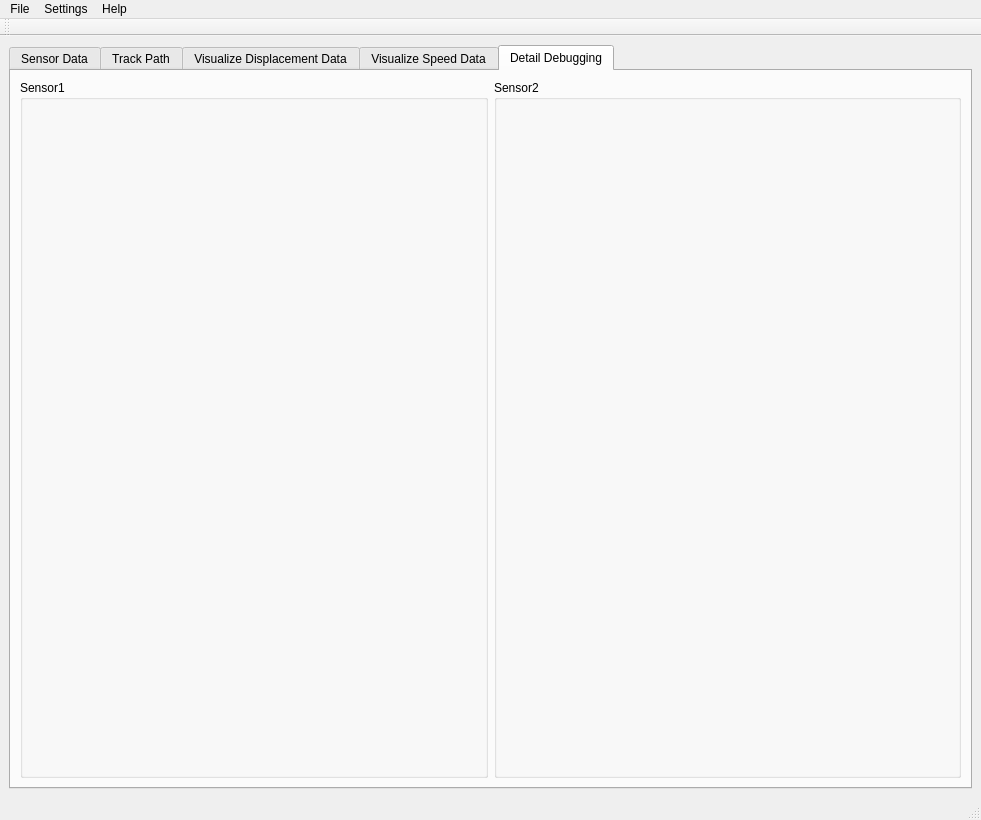
Qt form src/nxt_qt/ui/mousemonitor_window.ui (Smart-Minotaur/nxt_minotaur) before a commit.
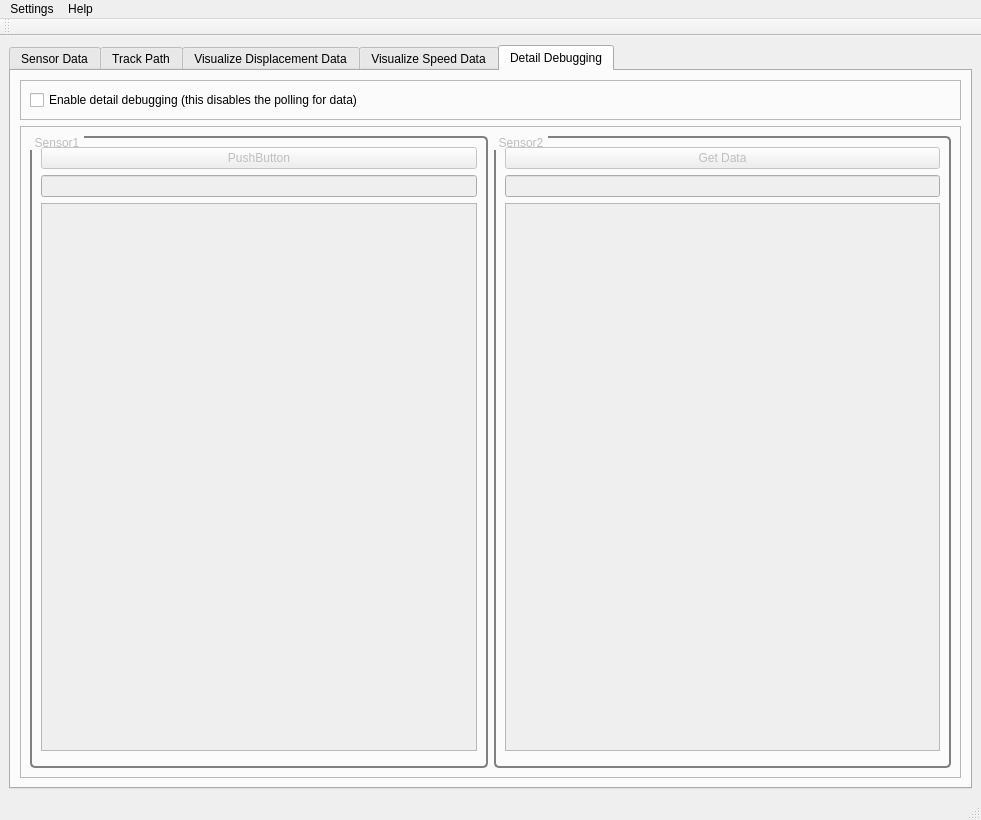
The same form after that commit. The open tabs and pages were chosen to show the change. Icons and pictures are not drawn. Custom widgets are drawn as their Qt base class.

Diff of the .ui file:
```diff
--- a/src/nxt_qt/ui/mousemonitor_window.ui
+++ b/src/nxt_qt/ui/mousemonitor_window.ui
@@ -675,19 +675,131 @@
        <attribute name="title">
         <string>Detail Debugging</string>
        </attribute>
-       <layout class="QHBoxLayout" name="horizontalLayout_8">
+       <layout class="QVBoxLayout" name="verticalLayout_15">
         <item>
-         <widget class="QGroupBox" name="groupBox_7">
-          <property name="title">
-           <string>Sensor1</string>
+         <widget class="QFrame" name="detailDebuggingEnableFrame">
+          <property name="enabled">
+           <bool>true</bool>
           </property>
+          <property name="autoFillBackground">
+           <bool>false</bool>
+          </property>
+          <property name="frameShape">
+           <enum>QFrame::StyledPanel</enum>
+          </property>
+          <property name="frameShadow">
+           <enum>QFrame::Sunken</enum>
+          </property>
+          <property name="lineWidth">
+           <number>4</number>
+          </property>
+          <property name="midLineWidth">
+           <number>4</number>
+          </property>
+          <layout class="QHBoxLayout" name="horizontalLayout_12">
+           <item>
+            <widget class="QCheckBox" name="checkBox">
+             <property name="text">
+              <string>Enable detail debugging (this disables the polling for data)</string>
+             </property>
+            </widget>
+           </item>
+          </layout>
          </widget>
         </item>
         <item>
-         <widget class="QGroupBox" name="groupBox_6">
-          <property name="title">
-           <string>Sensor2</string>
+         <widget class="QFrame" name="detailDebugginFrame">
+          <property name="enabled">
+           <bool>false</bool>
           </property>
+          <property name="frameShape">
+           <enum>QFrame::StyledPanel</enum>
+          </property>
+          <property name="frameShadow">
+           <enum>QFrame::Raised</enum>
+          </property>
+          <layout class="QVBoxLayout" name="verticalLayout_16">
+           <item>
+            <layout class="QHBoxLayout" name="horizontalLayout_10">
+             <item>
+              <widget class="QGroupBox" name="groupBox_7">
+               <property name="styleSheet">
+                <string notr="true">QGroupBox {
+     border: 2px solid gray;
+     border-radius: 5px;
+     margin-top: 1ex;
+}
+
+QGroupBox::title {
+     subcontrol-origin: margin;
+     subcontrol-position: top left;
+     padding: 0 3px;
+ }</string>
+               </property>
+               <property name="title">
+                <string>Sensor1</string>
+               </property>
+               <layout class="QVBoxLayout" name="verticalLayout_9">
+                <item>
+                 <widget class="QPushButton" name="pushButton">
+                  <property name="text">
+                   <string>PushButton</string>
+                  </property>
+                 </widget>
+                </item>
+                <item>
+                 <widget class="QLineEdit" name="lineEdit"/>
+                </item>
+                <item>
+                 <widget class="QTableWidget" name="tableWidget"/>
+                </item>
+                <item>
+                 <widget class="QwtPlot" name="qwtPlot"/>
+                </item>
+               </layout>
+              </widget>
+             </item>
+             <item>
+              <widget class="QGroupBox" name="groupBox_6">
+               <property name="styleSheet">
+                <string notr="true">QGroupBox {
+     border: 2px solid gray;
+     border-radius: 5px;
+     margin-top: 1ex;
+}
+
+QGroupBox::title {
+     subcontrol-origin: margin;
+     subcontrol-position: top left;
+     padding: 0 3px;
+ }</string>
+               </property>
+               <property name="title">
+                <string>Sensor2</string>
+               </property>
+               <layout class="QVBoxLayout" name="verticalLayout_14">
+                <item>
+                 <widget class="QPushButton" name="pushButton_2">
+                  <property name="text">
+                   <string>Get Data</string>
+                  </property>
+                 </widget>
+                </item>
+                <item>
+                 <widget class="QLineEdit" name="lineEdit_2"/>
+                </item>
+                <item>
+                 <widget class="QTableWidget" name="tableWidget_2"/>
+                </item>
+                <item>
+                 <widget class="QwtPlot" name="qwtPlot_2"/>
+                </item>
+               </layout>
+              </widget>
+             </item>
+            </layout>
+           </item>
+          </layout>
          </widget>
         </item>
        </layout>
@@ -705,11 +817,6 @@
      <height>25</height>
     </rect>
    </property>
-   <widget class="QMenu" name="menuFile">
-    <property name="title">
-     <string>File</string>
-    </property>
-   </widget>
    <widget class="QMenu" name="menuSettings">
     <property name="title">
      <string>Settings</string>
@@ -723,7 +830,6 @@
     </property>
     <addaction name="actionAbout"/>
    </widget>
-   <addaction name="menuFile"/>
    <addaction name="menuSettings"/>
    <addaction name="menuHelp"/>
   </widget>
```
Left out of the diff: 26 changed lines with no effect on the pictures.
